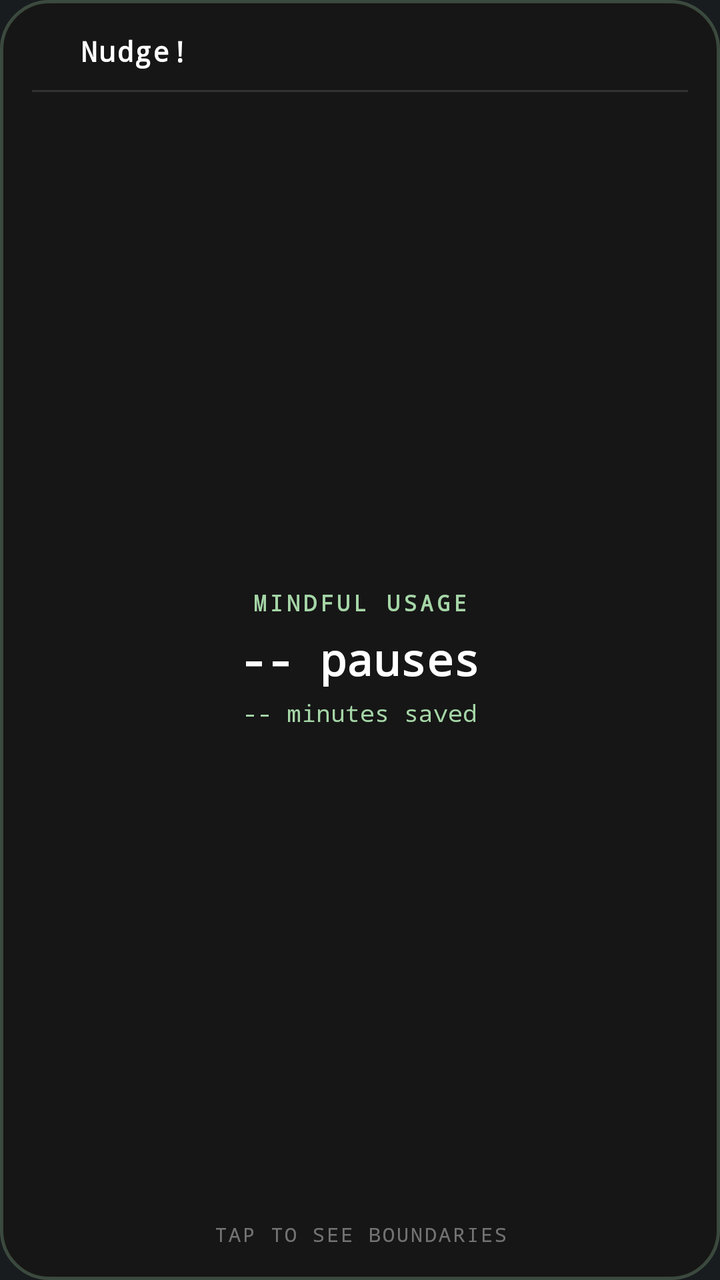
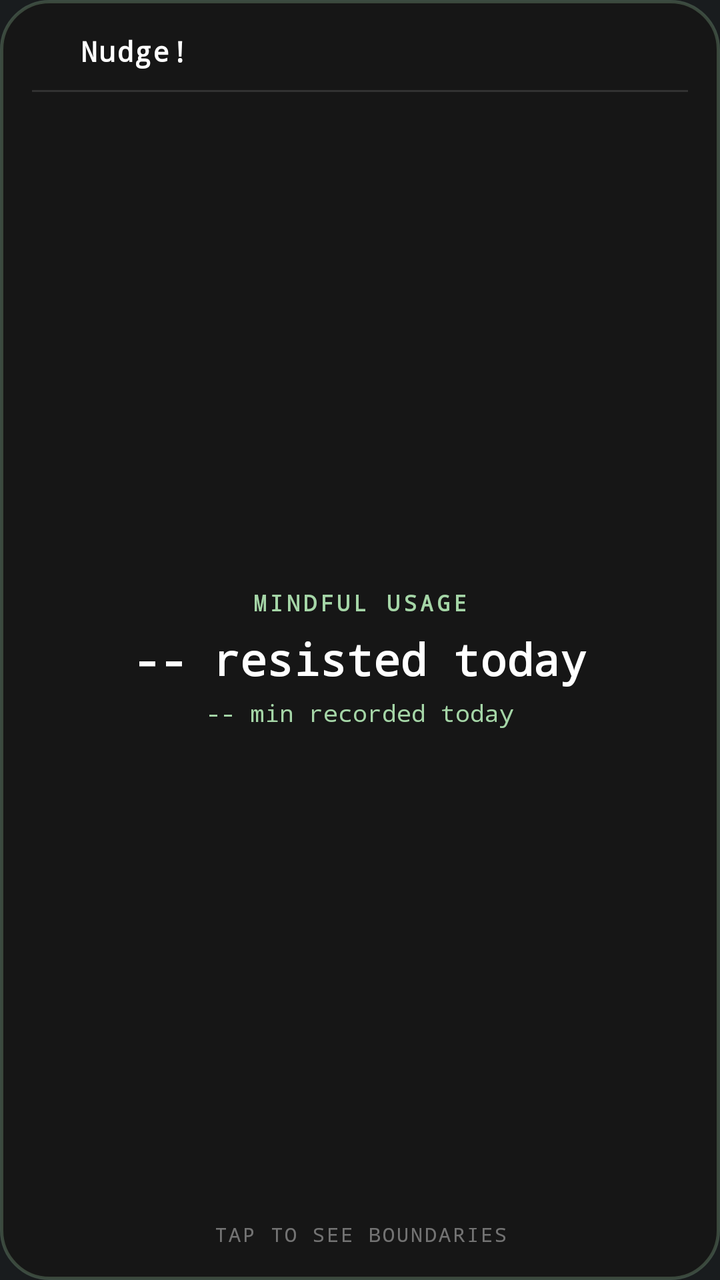

Two renders of the same Android screen: before a commit and after it. Below are the layout's source before the change and the commit's diff.
<!-- AndroidManifest.xml: application theme Theme.MyApplication -->
<!-- res/layout/nudge_widget_layout.xml -->
<?xml version="1.0" encoding="utf-8"?>
<LinearLayout xmlns:android="http://schemas.android.com/apk/res/android"
    android:id="@+id/nudge_widget_root"
    android:layout_width="match_parent"
    android:layout_height="match_parent"
    android:background="@drawable/bg_widget"
    android:orientation="vertical"
    android:padding="16dp">

    
    <LinearLayout
        android:layout_width="match_parent"
        android:layout_height="wrap_content"
        android:orientation="horizontal"
        android:gravity="center_vertical">

        <ImageView
            android:id="@+id/widget_logo"
            android:layout_width="16dp"
            android:layout_height="16dp"
            android:contentDescription="Nudge Logo" />

        <TextView
            android:id="@+id/widget_title"
            android:layout_width="wrap_content"
            android:layout_height="wrap_content"
            android:layout_marginStart="8dp"
            android:text="Nudge!"
            android:textColor="#FFFFFF"
            android:textSize="14sp"
            android:textStyle="bold"
            android:fontFamily="monospace"
            android:letterSpacing="0.05" />
    </LinearLayout>

    
    <FrameLayout
        android:id="@+id/widget_divider"
        android:layout_width="match_parent"
        android:layout_height="1dp"
        android:background="#1FFFFFFF"
        android:layout_marginTop="10dp"
        android:layout_marginBottom="10dp" />

    
    <LinearLayout
        android:layout_width="match_parent"
        android:layout_height="0dp"
        android:layout_weight="1"
        android:gravity="center"
        android:orientation="vertical">

        <TextView
            android:layout_width="match_parent"
            android:layout_height="wrap_content"
            android:gravity="center"
            android:text="MINDFUL USAGE"
            android:textColor="#A5D6A7"
            android:textSize="11sp"
            android:textStyle="bold"
            android:fontFamily="monospace"
            android:letterSpacing="0.15" />

        <TextView
            android:id="@+id/widget_pauses_count"
            android:layout_width="match_parent"
            android:layout_height="wrap_content"
            android:gravity="center"
            android:text="-- pauses"
            android:textColor="#FFFFFF"
            android:textSize="22sp"
            android:textStyle="bold"
            android:fontFamily="monospace"
            android:maxLines="1"
            android:autoSizeTextType="uniform"
            android:autoSizeMinTextSize="14sp"
            android:autoSizeMaxTextSize="38sp"
            android:layout_marginTop="6dp" />

        <TextView
            android:id="@+id/widget_savings"
            android:layout_width="match_parent"
            android:layout_height="wrap_content"
            android:gravity="center"
            android:text="-- minutes saved"
            android:textColor="#A5D6A7"
            android:textSize="12sp"
            android:fontFamily="monospace"
            android:maxLines="1"
            android:autoSizeTextType="uniform"
            android:autoSizeMinTextSize="10sp"
            android:autoSizeMaxTextSize="18sp"
            android:layout_marginTop="4dp" />

    </LinearLayout>

    
    <TextView
        android:layout_width="match_parent"
        android:layout_height="wrap_content"
        android:gravity="center"
        android:text="TAP TO SEE BOUNDARIES"
        android:textColor="#66FFFFFF"
        android:layout_marginTop="8dp"
        android:textSize="10sp"
        android:fontFamily="monospace"
        android:letterSpacing="0.1" />

</LinearLayout>
<!-- resources referenced by this layout -->
<resources>
  <!-- drawable bg_widget (drawable) -->
  <?xml version="1.0" encoding="utf-8"?>
  <shape xmlns:android="http://schemas.android.com/apk/res/android">
      <solid android:color="#161616" />
      <corners android:radius="24dp" />
      <stroke
          android:width="1.5dp"
          android:color="#40A5D6A7" />
  </shape>
  <style name="Theme.MyApplication" parent="android:Theme.DeviceDefault.NoActionBar" />
</resources>

<!-- the commit's change to res/layout/nudge_widget_layout.xml (unified diff, before → after) -->
@@ -66,7 +66,7 @@
             android:layout_width="match_parent"
             android:layout_height="wrap_content"
             android:gravity="center"
-            android:text="-- pauses"
+            android:text="-- resisted today"
             android:textColor="#FFFFFF"
             android:textSize="22sp"
             android:textStyle="bold"
@@ -82,7 +82,7 @@
             android:layout_width="match_parent"
             android:layout_height="wrap_content"
             android:gravity="center"
-            android:text="-- minutes saved"
+            android:text="-- min recorded today"
             android:textColor="#A5D6A7"
             android:textSize="12sp"
             android:fontFamily="monospace"
